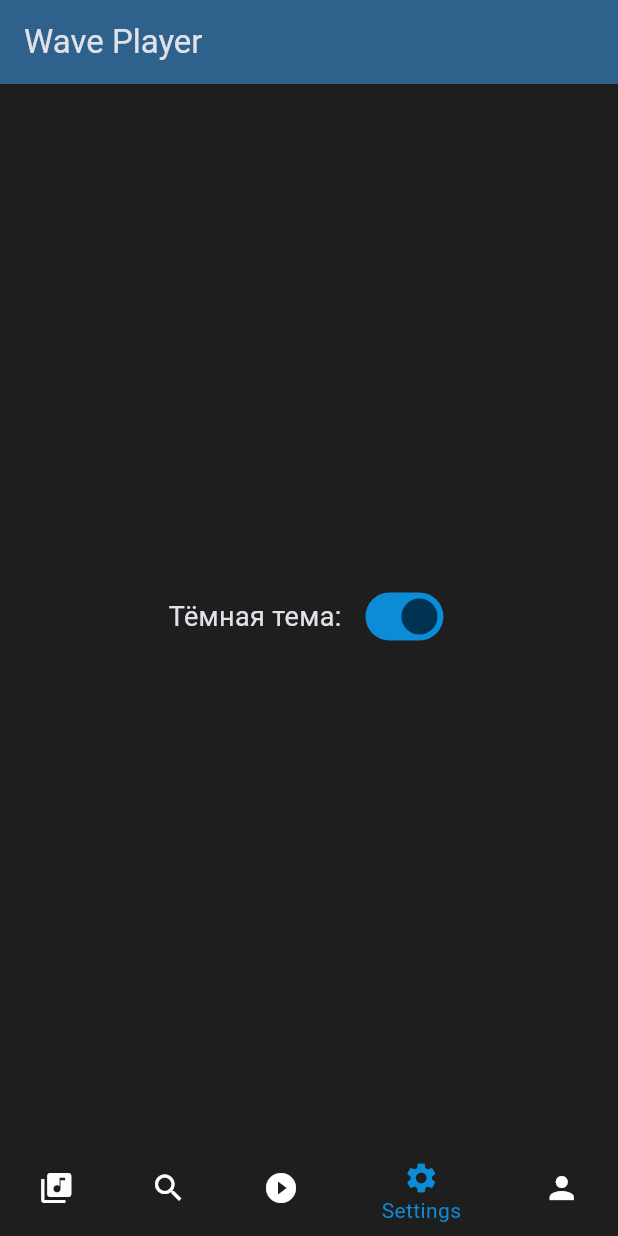
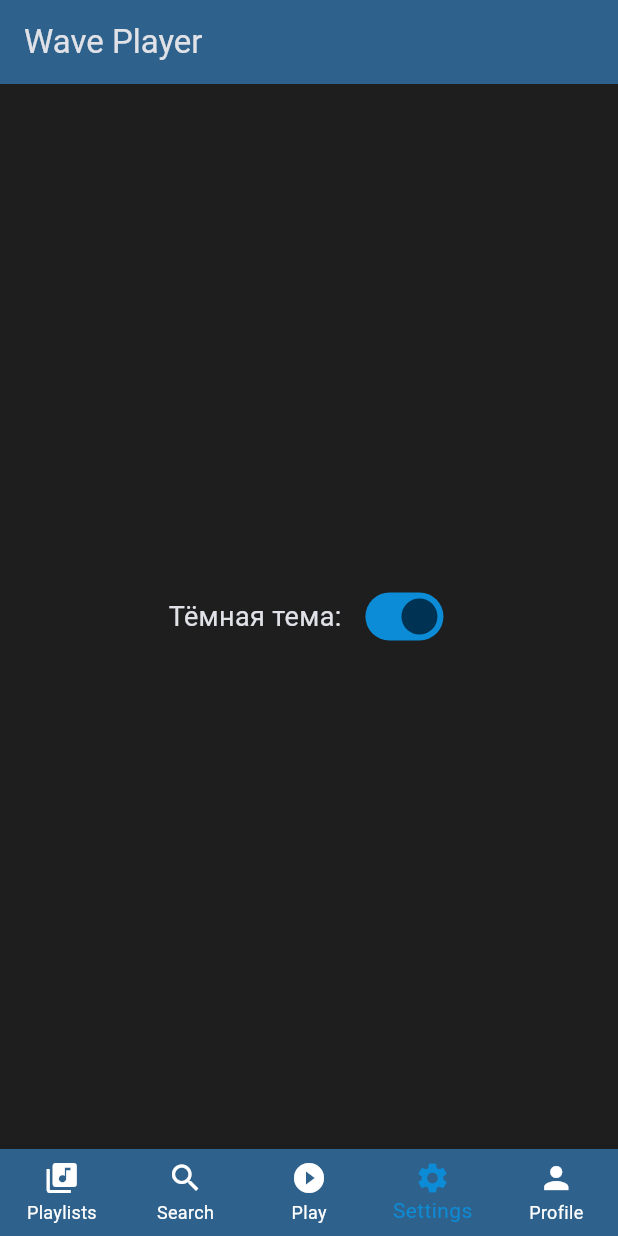
Before and after one commit to ddgk573/flutter_application_4_player, a Flutter app: the screen it shows after launch, item 4 of the bottom bar chosen, on a phone screen of 412 x 824 dp. Run offline on Flutter 3.47's test engine with Material 3 defaults, Android fonts, the phone set to English and light mode, and no system bars.

Commit message:
nothing important

```diff
--- a/lib/main.dart
+++ b/lib/main.dart
@@ -2,6 +2,9 @@ import 'package:flutter/material.dart';
 import 'package:flutter_application_4_player/core/constants/themes.dart';
 import 'package:flutter_application_4_player/screens/settings_screen.dart';
 import 'package:flutter_application_4_player/screens/player_screen.dart';
+import 'package:flutter_application_4_player/screens/search_screen.dart';
+import 'package:flutter_application_4_player/screens/play_list_screen.dart';
+import 'package:flutter_application_4_player/screens/account_screen.dart';
 
 void main() {
   runApp(const MyApp());
@@ -42,11 +45,11 @@ class _MyHomePageState extends State<MyHomePage> {
   int _currentScreen = 2;
 
   final List<Widget> _screen = [
-    Center(child: Text('Playlists')),
-    Center(child: Text('Search')),
+    PlayListScreen(),
+    SearchScreen(),
     PlayScreen(),
     SettingsScreen(),
-    Center(child: Text('Profile')),
+    AccountScreen(),
   ];
 
   @override
@@ -58,7 +61,9 @@ class _MyHomePageState extends State<MyHomePage> {
       ),
       body: _screen[_currentScreen],
       bottomNavigationBar: BottomNavigationBar(
+        type: BottomNavigationBarType.fixed,
         currentIndex: _currentScreen,
+        backgroundColor: Theme.of(context).colorScheme.inversePrimary,
         onTap: (index) {
           setState(() {
             _currentScreen = index;
```
